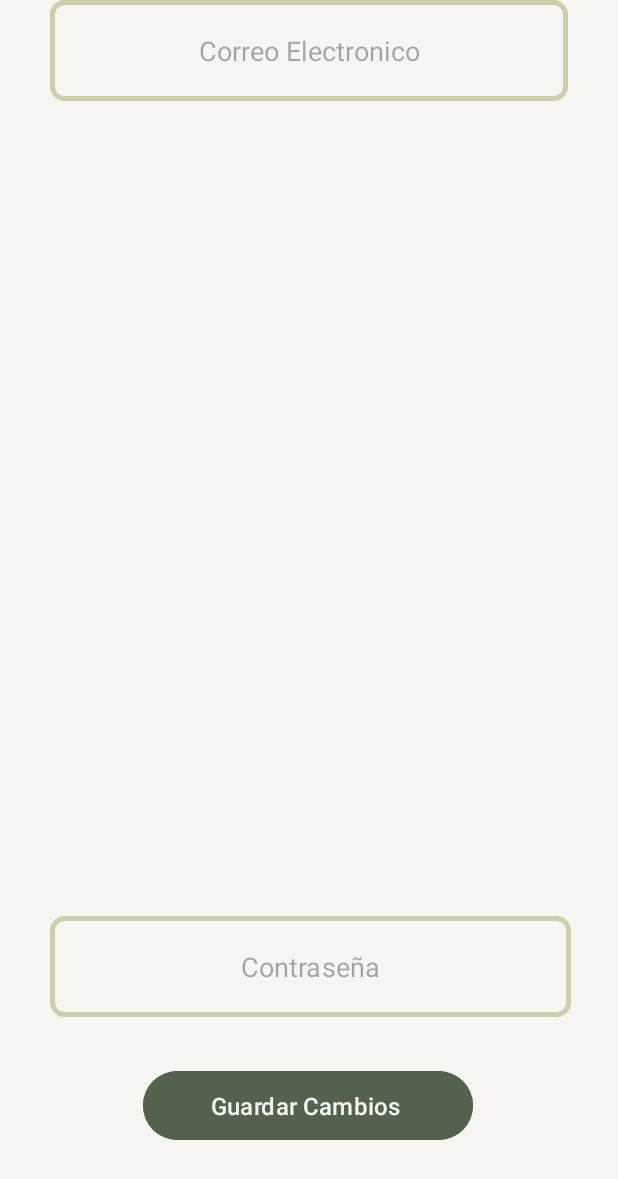
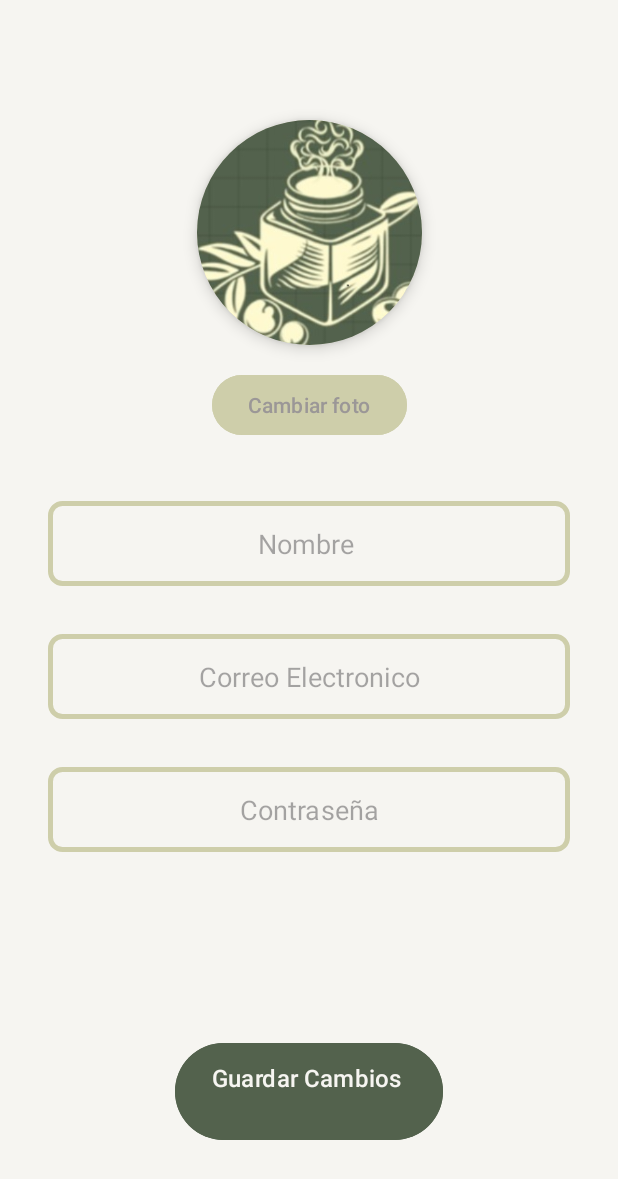
Before and after one commit to Lauravalentina3/Eco-market, an Android app: the layout fragment_editarperfil.xml on its own in the app's theme, with its tools: preview values and no code run, on a phone screen of 412 x 824 dp. Shown: the top 1179 px of the screen. Run offline under Robolectric (Android 15) with nearby library versions, the phone set to English and light mode, and no system bars.

Commit message:
funcional ,menos el login

```diff
--- a/app/src/main/res/layout/fragment_editarperfil.xml
+++ b/app/src/main/res/layout/fragment_editarperfil.xml
@@ -5,7 +5,6 @@
     android:layout_width="match_parent"
     android:layout_height="match_parent"
     android:background="@color/blanco">
-
 
     <ImageView
         android:id="@+id/iv_foto_perfil"
@@ -17,85 +16,89 @@
         android:elevation="6dp"
         android:scaleType="centerCrop"
         android:src="@drawable/ecosinletra"
-
+        app:layout_constraintTop_toTopOf="parent"
+        app:layout_constraintStart_toStartOf="parent"
+        app:layout_constraintEnd_toEndOf="parent"
         app:layout_constraintBottom_toTopOf="@+id/btn_cambiar_foto"
-        app:layout_constraintEnd_toEndOf="parent"
-        app:layout_constraintHorizontal_bias="0.498"
-        app:layout_constraintStart_toStartOf="parent"
-        app:layout_constraintTop_toTopOf="parent"
-        app:layout_constraintVertical_bias="0.785" />
+        app:layout_constraintVertical_chainStyle="packed"
+        android:layout_marginTop="80dp" />
 
     <Button
         android:id="@+id/btn_cambiar_foto"
         android:layout_width="wrap_content"
         android:layout_height="wrap_content"
-        android:layout_marginBottom="56dp"
         android:backgroundTint="@color/verde_boton"
         android:text="@string/perfil_foto_descripcion"
         android:textColor="@color/gris_letra"
-        app:layout_constraintBottom_toTopOf="@+id/et_nombre"
+        app:layout_constraintTop_toBottomOf="@+id/iv_foto_perfil"
+        app:layout_constraintStart_toStartOf="parent"
         app:layout_constraintEnd_toEndOf="parent"
-        app:layout_constraintStart_toStartOf="parent" />
+        android:layout_marginTop="16dp" />
+
+    <EditText
+        android:id="@+id/et_nombre"
+        android:layout_width="0dp"
+        android:layout_height="wrap_content"
+        android:background="@drawable/edit_text_rounded"
+        android:hint="@string/nombre"
+        android:inputType="text"
+        android:padding="16dp"
+        android:textAlignment="center"
+        android:textColor="@color/negro"
+        app:layout_constraintTop_toBottomOf="@+id/btn_cambiar_foto"
+        app:layout_constraintStart_toStartOf="parent"
+        app:layout_constraintEnd_toEndOf="parent"
+        android:layout_marginTop="40dp"
+        android:layout_marginStart="32dp"
+        android:layout_marginEnd="32dp" />
+
+    <EditText
+        android:id="@+id/et_correo"
+        android:layout_width="0dp"
+        android:layout_height="wrap_content"
+        android:background="@drawable/edit_text_rounded"
+        android:hint="@string/correo_electronico"
+        android:inputType="textEmailAddress"
+        android:padding="16dp"
+        android:textAlignment="center"
+        android:textColor="@color/negro"
+        app:layout_constraintTop_toBottomOf="@+id/et_nombre"
+        app:layout_constraintStart_toStartOf="parent"
+        app:layout_constraintEnd_toEndOf="parent"
+        android:layout_marginTop="32dp"
+        android:layout_marginStart="32dp"
+        android:layout_marginEnd="32dp" />
 
     <EditText
         android:id="@+id/et_telefono"
-        android:layout_width="347dp"
-        android:layout_height="67dp"
-        android:layout_marginBottom="32dp"
+        android:layout_width="0dp"
+        android:layout_height="wrap_content"
         android:background="@drawable/edit_text_rounded"
         android:hint="@string/perfil_contraseña_hint"
         android:inputType="phone"
         android:padding="16dp"
         android:textAlignment="center"
         android:textColor="@color/negro"
-        app:layout_constraintBottom_toTopOf="@+id/btn_guardar"
+        app:layout_constraintTop_toBottomOf="@+id/et_correo"
+        app:layout_constraintStart_toStartOf="parent"
         app:layout_constraintEnd_toEndOf="parent"
-        app:layout_constraintHorizontal_bias="0.515"
-        app:layout_constraintStart_toStartOf="parent" />
-
-    <EditText
-        android:id="@+id/et_nombre"
-        android:layout_width="346dp"
-        android:layout_height="76dp"
-        android:layout_marginBottom="40dp"
-        android:background="@drawable/edit_text_rounded"
-        android:hint="@string/nombre"
-        android:padding="16dp"
-        android:textAlignment="center"
-        android:textColor="@color/negro"
-        app:layout_constraintBottom_toTopOf="@+id/et_correo"
-        app:layout_constraintEnd_toEndOf="parent"
-        app:layout_constraintHorizontal_bias="0.507"
-        app:layout_constraintStart_toStartOf="parent" />
-
-    <EditText
-        android:id="@+id/et_correo"
-        android:layout_width="345dp"
-        android:layout_height="67dp"
-        android:background="@drawable/edit_text_rounded"
-        android:hint="@string/correo_electronico"
-        android:inputType="textEmailAddress"
-        android:padding="16dp"
-        android:textAlignment="center"
-        android:textColor="@color/negro"
-        app:layout_constraintEnd_toEndOf="parent"
-        app:layout_constraintStart_toStartOf="parent"
-        tools:layout_editor_absoluteY="427dp" />
+        android:layout_marginTop="32dp"
+        android:layout_marginStart="32dp"
+        android:layout_marginEnd="32dp" />
 
     <Button
         android:id="@+id/btn_guardar"
-        android:layout_width="220dp"
-        android:layout_height="54dp"
+        android:layout_width="wrap_content"
+        android:layout_height="wrap_content"
         android:layout_gravity="center"
-        android:layout_marginBottom="60dp"
         android:backgroundTint="@color/verde_fondo"
         android:paddingVertical="12dp"
         android:text="@string/perfil_guardar_cambios"
         android:textColor="@color/blanco"
         android:textSize="16sp"
         app:layout_constraintBottom_toBottomOf="parent"
+        app:layout_constraintStart_toStartOf="parent"
         app:layout_constraintEnd_toEndOf="parent"
-        app:layout_constraintHorizontal_bias="0.497"
-        app:layout_constraintStart_toStartOf="parent" />
+        android:layout_marginBottom="60dp" />
 
 </androidx.constraintlayout.widget.ConstraintLayout>
--- a/app/src/main/res/values/strings.xml
+++ b/app/src/main/res/values/strings.xml
@@ -63,4 +63,5 @@
     <string name="precio_bolsa_mandala">Precio: $20.400</string>
     <string name="disponible_bolsa_mandala">Disponible: 2 unidades</string>
     <string name="telefono">Telefono\n</string>
+    <string name="correo_electronico2">Correo Electronico</string>
 </resources>
```
Also changed, not shown: app/src/main/res/layout/fragment_perfil.xml (+35 -31 lines).
